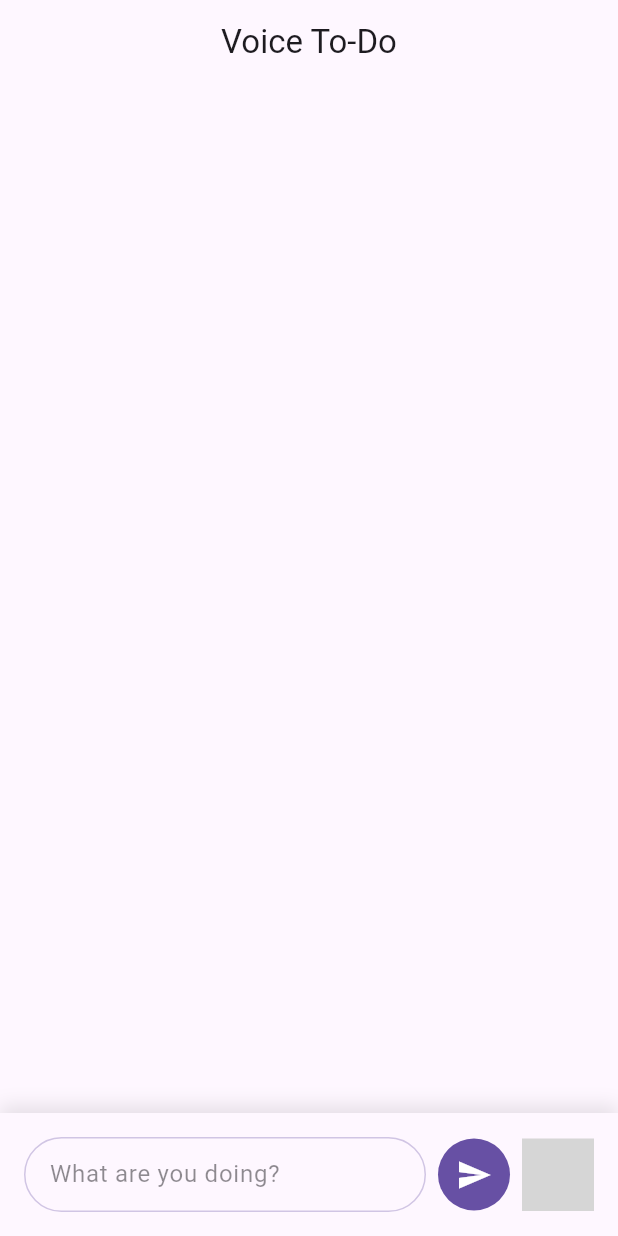
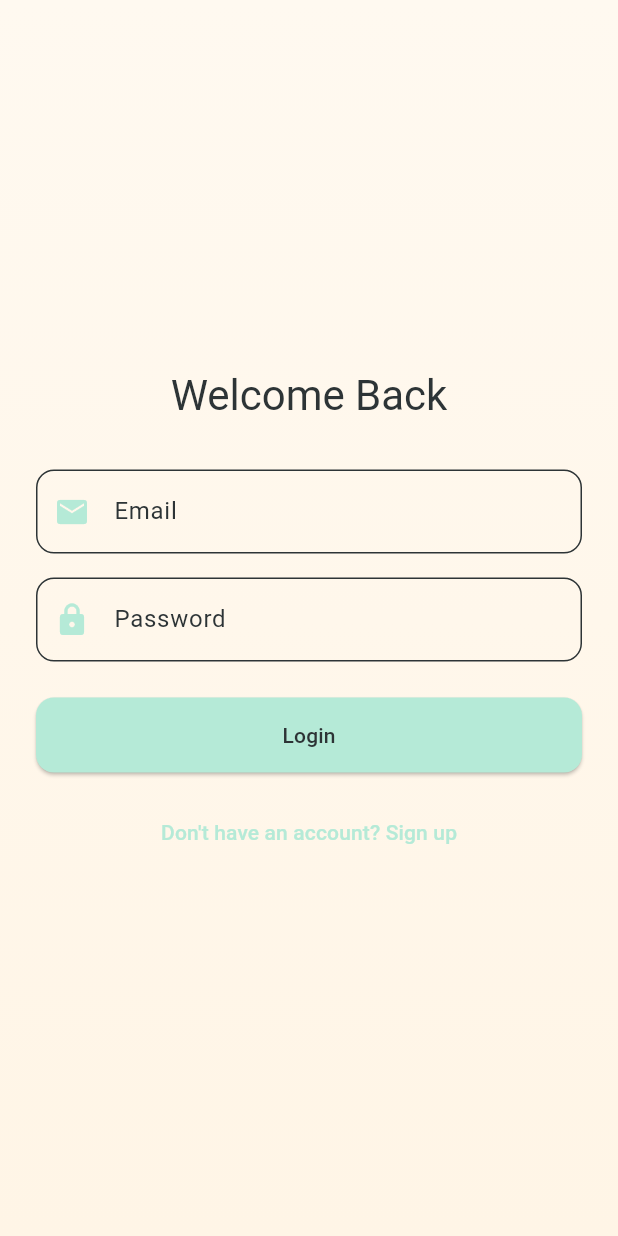
Before and after one commit to KathrotiyaPrushti/VOICE-DRIVEN-TO-DO-APP, a Flutter app: the screen it shows after launch, on a phone screen of 412 x 824 dp. Run offline on Flutter 3.47's test engine with Material 3 defaults, Android fonts, the phone set to English and light mode, and no system bars; our stand-ins replace flutter_tts, hive, hive_flutter, speech_to_text; accounts and stored records are empty; grey boxes are pictures that could not be loaded.

Commit message:
feat: Add authentication system - Add login and signup screens - Implement AuthService with Hive storage - Add logout functionality - Update main app with auth routes - Add user authentication state management

```diff
--- a/lib/main.dart
+++ b/lib/main.dart
@@ -3,12 +3,16 @@ import 'package:provider/provider.dart';
 import 'package:project_exam/providers/task_provider.dart';
 import 'package:project_exam/screens/home_screen.dart';
 import 'package:project_exam/services/voice_service.dart';
+import 'package:project_exam/services/auth_service.dart';
+import 'package:project_exam/screens/login_screen.dart';
+import 'package:project_exam/screens/signup_screen.dart';
 import 'package:hive_flutter/hive_flutter.dart';
 
 void main() async {
   WidgetsFlutterBinding.ensureInitialized();
-  await Hive.initFlutter(); // Initialize Hive
-  await Hive.openBox<Map>('tasks'); // Open the 'tasks' box
+  await Hive.initFlutter();
+  await Hive.openBox<Map>('tasks');
+  await Hive.openBox('auth');
   runApp(const MyApp());
 }
 
@@ -20,16 +24,95 @@ class MyApp extends StatelessWidget {
     return MultiProvider(
       providers: [
         ChangeNotifierProvider(create: (_) => TaskProvider()),
+        ChangeNotifierProvider(create: (_) => AuthService()),
         Provider(create: (_) => VoiceService()),
       ],
       child: MaterialApp(
         title: 'Voice-Driven To-Do',
         debugShowCheckedModeBanner: false,
         theme: ThemeData(
-          primarySwatch: Colors.blue,
-          useMaterial3: true,
+          colorScheme: ColorScheme.light(
+            primary: const Color(0xFFB5EAD7), // Pastel mint
+            secondary: const Color(0xFFFFDAC1), // Pastel peach
+            surface: const Color(0xFFFFF5E6), // Light cream
+            background: const Color(0xFFFFF9F0), // Very light cream
+            error: const Color(0xFFFFB7B2), // Pastel red
+            onPrimary: const Color(0xFF2D3436), // Dark gray
+            onSecondary: const Color(0xFF2D3436), // Dark gray
+            onSurface: const Color(0xFF2D3436), // Dark gray
+            onBackground: const Color(0xFF2D3436), // Dark gray
+            onError: const Color(0xFF2D3436), // Dark gray
+            brightness: Brightness.light,
+          ),
+          scaffoldBackgroundColor: const Color(0xFFFFF9F0), // Very light cream
+          appBarTheme: const AppBarTheme(
+            backgroundColor: Color(0xFFB5EAD7), // Pastel mint
+            foregroundColor: Color(0xFF2D3436), // Dark gray
+            elevation: 0,
+          ),
+          cardTheme: CardTheme(
+            color: const Color(0xFFFFFFFF), // White
+            elevation: 2,
+            shape: RoundedRectangleBorder(
+              borderRadius: BorderRadius.circular(12),
+            ),
+          ),
+          floatingActionButtonTheme: FloatingActionButtonThemeData(
+            backgroundColor: const Color(0xFFB5EAD7), // Pastel mint
+            foregroundColor: const Color(0xFF2D3436), // Dark gray
+          ),
+          textTheme: const TextTheme(
+            bodyLarge: TextStyle(color: Color(0xFF2D3436)), // Dark gray
+            bodyMedium: TextStyle(color: Color(0xFF2D3436)), // Dark gray
+          ),
         ),
-        home: const HomeScreen(),
+        darkTheme: ThemeData(
+          colorScheme: ColorScheme.dark(
+            primary: const Color(0xFF7FB3D5), // Darker pastel blue
+            secondary: const Color(0xFFD4A5A5), // Darker pastel pink
+            surface: const Color(0xFF2D3436), // Dark gray
+            background: const Color(0xFF1E1E1E), // Very dark gray
+            error: const Color(0xFFE57373), // Darker pastel red
+            onPrimary: const Color(0xFFFFFFFF), // White
+            onSecondary: const Color(0xFFFFFFFF), // White
+            onSurface: const Color(0xFFFFFFFF), // White
+            onBackground: const Color(0xFFFFFFFF), // White
+            onError: const Color(0xFFFFFFFF), // White
+            brightness: Brightness.dark,
+          ),
+          scaffoldBackgroundColor: const Color(0xFF1E1E1E), // Very dark gray
+          appBarTheme: const AppBarTheme(
+            backgroundColor: Color(0xFF2D3436), // Dark gray
+            foregroundColor: Color(0xFFFFFFFF), // White
+            elevation: 0,
+          ),
+          cardTheme: CardTheme(
+            color: const Color(0xFF2D3436), // Dark gray
+            elevation: 2,
+            shape: RoundedRectangleBorder(
+              borderRadius: BorderRadius.circular(12),
+            ),
+          ),
+          floatingActionButtonTheme: const FloatingActionButtonThemeData(
+            backgroundColor: Color(0xFF7FB3D5), // Darker pastel blue
+            foregroundColor: Color(0xFFFFFFFF), // White
+          ),
+          textTheme: const TextTheme(
+            bodyLarge: TextStyle(color: Color(0xFFFFFFFF)), // White
+            bodyMedium: TextStyle(color: Color(0xFFFFFFFF)), // White
+          ),
+        ),
+        themeMode: ThemeMode.system,
+        initialRoute: '/',
+        routes: {
+          '/': (context) {
+            final authService = context.watch<AuthService>();
+            return authService.isLoggedIn ? const HomeScreen() : const LoginScreen();
+          },
+          '/home': (context) => const HomeScreen(),
+          '/login': (context) => const LoginScreen(),
+          '/signup': (context) => const SignupScreen(),
+        },
       ),
     );
   }
--- /dev/null
+++ b/lib/screens/login_screen.dart
@@ -0,0 +1,168 @@
+import 'package:flutter/material.dart';
+import 'package:provider/provider.dart';
+import 'package:project_exam/services/auth_service.dart';
+
+class LoginScreen extends StatefulWidget {
+  const LoginScreen({super.key});
+
+  @override
+  State<LoginScreen> createState() => _LoginScreenState();
+}
+
+class _LoginScreenState extends State<LoginScreen> {
+  final _formKey = GlobalKey<FormState>();
+  final _emailController = TextEditingController();
+  final _passwordController = TextEditingController();
+  bool _isLoading = false;
+
+  @override
+  void dispose() {
+    _emailController.dispose();
+    _passwordController.dispose();
+    super.dispose();
+  }
+
+  Future<void> _login() async {
+    if (_formKey.currentState!.validate()) {
+      setState(() => _isLoading = true);
+
+      final authService = context.read<AuthService>();
+      final success = await authService.login(
+        _emailController.text.trim(),
+        _passwordController.text,
+      );
+
+      if (mounted) {
+        setState(() => _isLoading = false);
+
+        if (success) {
+          Navigator.pushReplacementNamed(context, '/home');
+        } else {
+          ScaffoldMessenger.of(context).showSnackBar(
+            const SnackBar(
+              content: Text('Invalid email or password'),
+              backgroundColor: Colors.red,
+            ),
+          );
+        }
+      }
+    }
+  }
+
+  @override
+  Widget build(BuildContext context) {
+    return Scaffold(
+      body: Container(
+        decoration: BoxDecoration(
+          gradient: LinearGradient(
+            begin: Alignment.topCenter,
+            end: Alignment.bottomCenter,
+            colors: [
+              Theme.of(context).colorScheme.background,
+              Theme.of(context).colorScheme.surface,
+            ],
+          ),
+        ),
+        child: SafeArea(
+          child: Center(
+            child: SingleChildScrollView(
+              padding: const EdgeInsets.all(24.0),
+              child: Form(
+                key: _formKey,
+                child: Column(
+                  mainAxisAlignment: MainAxisAlignment.center,
+                  children: [
+                    Text(
+                      'Welcome Back',
+                      style: Theme.of(context).textTheme.headlineMedium?.copyWith(
+                        color: Theme.of(context).colorScheme.onBackground,
+                      ),
+                    ),
+                    const SizedBox(height: 32),
+                    TextFormField(
+                      controller: _emailController,
+                      decoration: InputDecoration(
+                        labelText: 'Email',
+                        prefixIcon: Icon(
+                          Icons.email,
+                          color: Theme.of(context).colorScheme.primary,
+                        ),
+                        border: OutlineInputBorder(
+                          borderRadius: BorderRadius.circular(12),
+                        ),
+                      ),
+                      keyboardType: TextInputType.emailAddress,
+                      validator: (value) {
+                        if (value == null || value.isEmpty) {
+                          return 'Please enter your email';
+                        }
+                        if (!value.contains('@')) {
+                          return 'Please enter a valid email';
+                        }
+                        return null;
+                      },
+                    ),
+                    const SizedBox(height: 16),
+                    TextFormField(
+                      controller: _passwordController,
+                      decoration: InputDecoration(
+                        labelText: 'Password',
+                        prefixIcon: Icon(
+                          Icons.lock,
+                          color: Theme.of(context).colorScheme.primary,
+                        ),
+                        border: OutlineInputBorder(
+                          borderRadius: BorderRadius.circular(12),
+                        ),
+                      ),
+                      obscureText: true,
+                      validator: (value) {
+                        if (value == null || value.isEmpty) {
+                          return 'Please enter your password';
+                        }
+                        if (value.length < 6) {
+                          return 'Password must be at least 6 characters';
+                        }
+                        return null;
+                      },
+                    ),
+                    const SizedBox(height: 24),
+                    SizedBox(
+                      width: double.infinity,
+                      height: 50,
+                      child: ElevatedButton(
+                        onPressed: _isLoading ? null : _login,
+                        style: ElevatedButton.styleFrom(
+                          backgroundColor: Theme.of(context).colorScheme.primary,
+                          foregroundColor: Theme.of(context).colorScheme.onPrimary,
+                          shape: RoundedRectangleBorder(
+                            borderRadius: BorderRadius.circular(12),
+                          ),
+                        ),
+                        child: _isLoading
+                            ? const CircularProgressIndicator()
+                            : const Text('Login'),
+                      ),
+                    ),
+                    const SizedBox(height: 16),
+                    TextButton(
+                      onPressed: () {
+                        Navigator.pushNamed(context, '/signup');
+                      },
+                      child: Text(
+                        'Don\'t have an account? Sign up',
+                        style: TextStyle(
+                          color: Theme.of(context).colorScheme.primary,
+                        ),
+                      ),
+                    ),
+                  ],
+                ),
+              ),
+            ),
+          ),
+        ),
+      ),
+    );
+  }
+}
--- /dev/null
+++ b/lib/services/auth_service.dart
@@ -0,0 +1,57 @@
+import 'package:flutter/material.dart';
+import 'package:hive_flutter/hive_flutter.dart';
+
+class AuthService extends ChangeNotifier {
+  final Box _authBox = Hive.box('auth');
+  bool _isLoggedIn = false;
+  String? _currentUser;
+
+  bool get isLoggedIn => _isLoggedIn;
+  String? get currentUser => _currentUser;
+
+  AuthService() {
+    _loadAuthState();
+  }
+
+  void _loadAuthState() {
+    _isLoggedIn = _authBox.get('isLoggedIn', defaultValue: false);
+    _currentUser = _authBox.get('currentUser');
+    notifyListeners();
+  }
+
+  Future<bool> login(String email, String password) async {
+    // In a real app, you would verify credentials with a backend
+    // For now, we'll use a simple check
+    final users = _authBox.get('users', defaultValue: <String, String>{}) as Map;
+
+    if (users[email] == password) {
+      _isLoggedIn = true;
+      _currentUser = email;
+      await _authBox.put('isLoggedIn', true);
+      await _authBox.put('currentUser', email);
+      notifyListeners();
+      return true;
+    }
+    return false;
+  }
+
+  Future<bool> signup(String email, String password) async {
+    final users = _authBox.get('users', defaultValue: <String, String>{}) as Map;
+
+    if (users.containsKey(email)) {
+      return false; // User already exists
+    }
+
+    users[email] = password;
+    await _authBox.put('users', users);
+    return true;
+  }
+
+  Future<void> logout() async {
+    _isLoggedIn = false;
+    _currentUser = null;
+    await _authBox.put('isLoggedIn', false);
+    await _authBox.put('currentUser', null);
+    notifyListeners();
+  }
+}
```
Also changed, not shown: lib/screens/home_screen.dart (+14 -0 lines), lib/screens/signup_screen.dart (added, +206 -0 lines).
